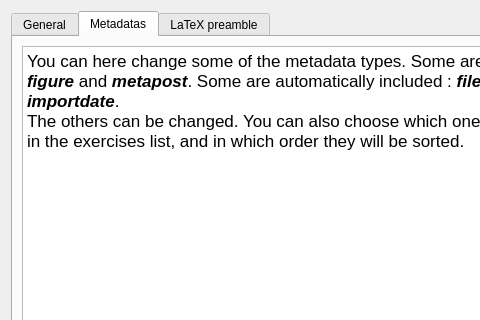
Before: the Qt Designer form ui/dirprefdialog.ui in Skade86/texomaker, drawn with Qt 5; both pictures show x 0 to 480 and y 0 to 320 of the 611 by 646 pixel window.
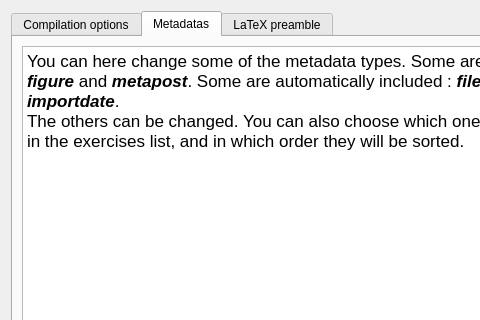
After: the same form once the commit is applied. The open tabs and pages were chosen to show the change. Icons and pictures are not drawn.

The edit to the form file:
```diff
--- a/ui/dirprefdialog.ui
+++ b/ui/dirprefdialog.ui
@@ -27,7 +27,7 @@
      </property>
      <widget class="QWidget" name="Compilation">
       <attribute name="title">
-       <string>General</string>
+       <string>Compilation options</string>
       </attribute>
       <layout class="QVBoxLayout" name="verticalLayout_7">
        <item>
```
Left out of the diff: 2 changed lines with no effect on the pictures.
